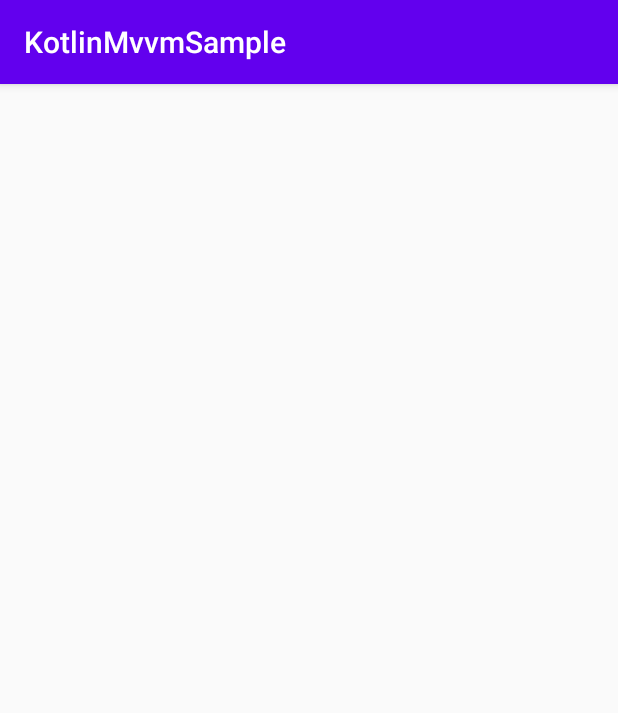
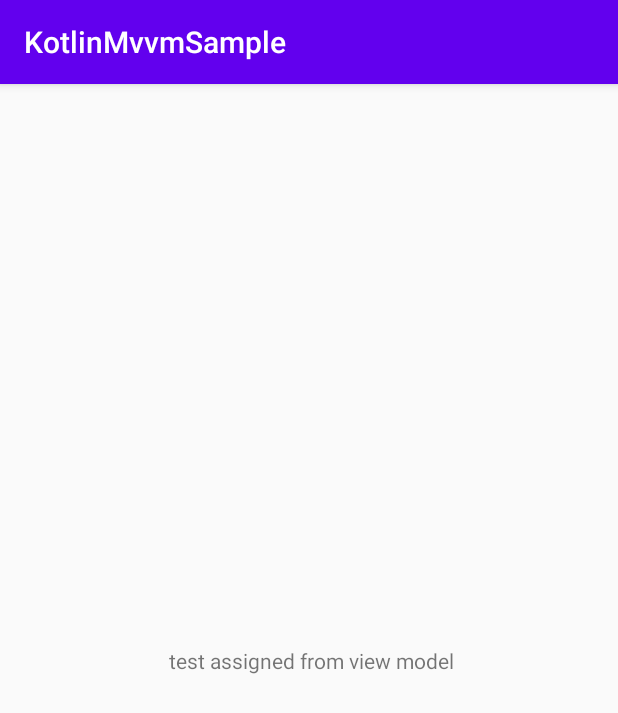
Before and after one commit to sjkaushik/SampleKotlinProject, an Android app: the screen it shows after launch (MainActivity), on a phone screen of 412 x 824 dp. Shown: the top 713 px of the screen. Run offline under Robolectric (Android 15) with nearby library versions, the phone set to English and light mode, and no system bars; our stand-ins replace Dagger/Hilt's generated code, data binding.

```diff
--- a/app/build.gradle
+++ b/app/build.gradle
@@ -24,6 +24,10 @@ android {
         }
     }
 
+    dataBinding {
+        enabled = true
+    }
+
 }
 
 dependencies {
--- /dev/null
+++ b/app/src/main/java/com/example/kotlinmvvmsample/base/BaseActivity.kt
@@ -0,0 +1,22 @@
+package com.example.kotlinmvvmsample.base
+
+import androidx.annotation.LayoutRes
+import androidx.databinding.DataBindingUtil
+import androidx.databinding.ViewDataBinding
+import dagger.android.support.DaggerAppCompatActivity
+
+abstract class BaseActivity<VDB : ViewDataBinding, VM : BaseViewModel> :
+    DaggerAppCompatActivity() {
+
+    @LayoutRes
+    abstract fun getLayoutRes(): Int
+
+    val binding by lazy {
+        DataBindingUtil.setContentView(this, getLayoutRes()) as VDB
+    }
+
+
+    abstract fun initViewModel(): VM
+
+    abstract fun attachObservers()
+}
--- /dev/null
+++ b/app/src/main/java/com/example/kotlinmvvmsample/base/BaseFragment.kt
@@ -0,0 +1,3 @@
+package com.example.kotlinmvvmsample.base
+
+class BaseFragment
--- /dev/null
+++ b/app/src/main/java/com/example/kotlinmvvmsample/base/BaseViewModel.kt
@@ -0,0 +1,5 @@
+package com.example.kotlinmvvmsample.base
+
+import androidx.lifecycle.ViewModel
+
+abstract class BaseViewModel : ViewModel()
--- a/app/src/main/java/com/example/kotlinmvvmsample/ui/activity/MainActivity.kt
+++ b/app/src/main/java/com/example/kotlinmvvmsample/ui/activity/MainActivity.kt
@@ -4,21 +4,40 @@ package com.example.kotlinmvvmsample.ui.activity
 import android.os.Bundle
 import android.util.Log
 import com.example.kotlinmvvmsample.R
+import com.example.kotlinmvvmsample.base.BaseActivity
+import com.example.kotlinmvvmsample.databinding.ActivityMainBinding
 import com.example.kotlinmvvmsample.model.CoffeeModel
-import dagger.android.support.DaggerAppCompatActivity
 import javax.inject.Inject
 
-class MainActivity : DaggerAppCompatActivity() {
+class MainActivity : BaseActivity<ActivityMainBinding, MainViewModel>() {
 
     @Inject
     lateinit var coffeeModel: CoffeeModel
+
+    @Inject
+    lateinit var viewModel: MainViewModel
 
     private val TAG = MainActivity::class.java.simpleName
 
     override fun onCreate(savedInstanceState: Bundle?) {
         super.onCreate(savedInstanceState)
-        setContentView(R.layout.activity_main)
+
+        binding.viewModel = viewModel
 
         Log.d(TAG, "coffee ${coffeeModel.prepareCoffee()} type ${coffeeModel.fetchCoffee()}")
     }
+
+    override fun getLayoutRes(): Int {
+        return R.layout.activity_main
+    }
+
+    override fun initViewModel(): MainViewModel {
+        return viewModel
+    }
+
+    override fun attachObservers() {
+
+    }
+
+
 }
--- /dev/null
+++ b/app/src/main/java/com/example/kotlinmvvmsample/ui/activity/MainViewModel.kt
@@ -0,0 +1,18 @@
+package com.example.kotlinmvvmsample.ui.activity
+
+import androidx.lifecycle.MutableLiveData
+import com.example.kotlinmvvmsample.base.BaseViewModel
+import javax.inject.Inject
+
+class MainViewModel
+@Inject
+constructor() : BaseViewModel() {
+
+    val text = MutableLiveData<String>()
+
+
+    init {
+
+        text.value = " test assigned from view model"
+    }
+}
--- a/app/src/main/res/layout/activity_main.xml
+++ b/app/src/main/res/layout/activity_main.xml
@@ -1,15 +1,32 @@
 <?xml version="1.0" encoding="utf-8"?>
 <layout xmlns:android="http://schemas.android.com/apk/res/android"
+    xmlns:app="http://schemas.android.com/apk/res-auto"
     xmlns:tools="http://schemas.android.com/tools"
     tools:context=".ui.activity.MainActivity">
 
     <data>
 
+        <variable
+            name="viewModel"
+            type="com.example.kotlinmvvmsample.ui.activity.MainViewModel" />
 
     </data>
 
     <androidx.constraintlayout.widget.ConstraintLayout
         android:layout_width="match_parent"
-        android:layout_height="match_parent" />
+        android:layout_height="match_parent">
+
+        <androidx.appcompat.widget.AppCompatTextView
+            android:id="@+id/sampleText"
+            android:layout_width="wrap_content"
+            android:layout_height="wrap_content"
+            android:text="@{viewModel.text}"
+            app:layout_constraintBottom_toBottomOf="parent"
+            app:layout_constraintEnd_toEndOf="parent"
+            app:layout_constraintStart_toStartOf="parent"
+            app:layout_constraintTop_toTopOf="parent" />
+
+    </androidx.constraintlayout.widget.ConstraintLayout>
+
 
 </layout>
```
